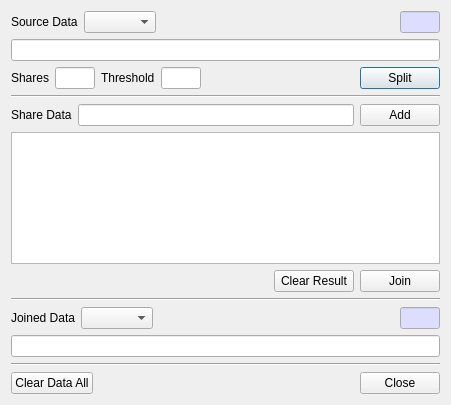
Old version of the form BerEditor/sss_dlg.ui in the repository jykim74/BerEditor.
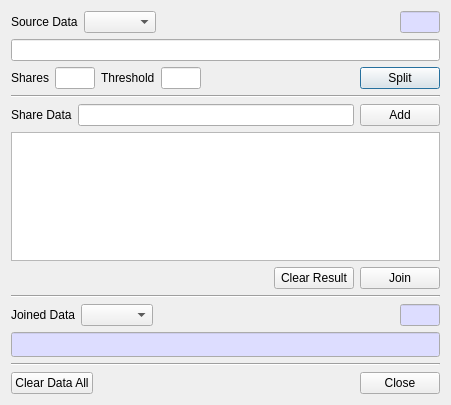
New version of the form.

Commit message: setCurFile curFile 기능 추가

```diff
--- a/BerEditor/sss_dlg.ui
+++ b/BerEditor/sss_dlg.ui
@@ -316,6 +316,48 @@
    </item>
    <item>
     <widget class="QLineEdit" name="mJoinedText">
+     <property name="palette">
+      <palette>
+       <active>
+        <colorrole role="Base">
+         <brush brushstyle="SolidPattern">
+          <color alpha="255">
+           <red>221</red>
+           <green>221</green>
+           <blue>255</blue>
+          </color>
+         </brush>
+        </colorrole>
+       </active>
+       <inactive>
+        <colorrole role="Base">
+         <brush brushstyle="SolidPattern">
+          <color alpha="255">
+           <red>221</red>
+           <green>221</green>
+           <blue>255</blue>
+          </color>
+         </brush>
+        </colorrole>
+       </inactive>
+       <disabled>
+        <colorrole role="Base">
+         <brush brushstyle="SolidPattern">
+          <color alpha="255">
+           <red>240</red>
+           <green>240</green>
+           <blue>240</blue>
+          </color>
+         </brush>
+        </colorrole>
+       </disabled>
+      </palette>
+     </property>
+     <property name="font">
+      <font>
+       <family>굴림체</family>
+      </font>
+     </property>
      <property name="readOnly">
       <bool>true</bool>
      </property>
```
The commit also changes 2 other files.
